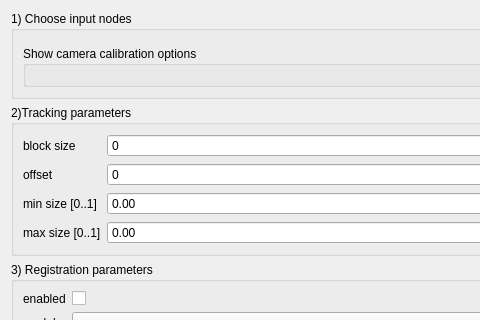
This is Code/Gui/MITK/Plugins/uk.ac.ucl.cmic.igitagtracker/src/internal/TagTrackerViewControls.ui in NifTK/NifTK as Qt 5 draws it before an edit; both pictures show x 0 to 480 and y 0 to 320 of the 594 by 841 pixel window. The edited form follows.
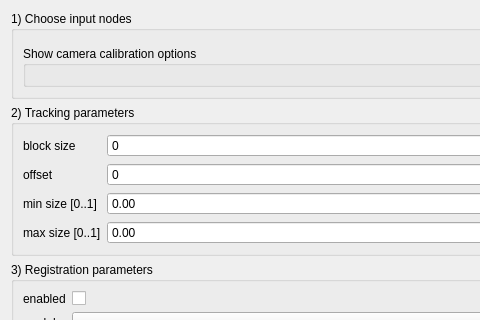
This is the edited form. Custom widgets are drawn as their Qt base class.

What changed in the file:
```diff
--- a/Code/Gui/MITK/Plugins/uk.ac.ucl.cmic.igitagtracker/src/internal/TagTrackerViewControls.ui
+++ b/Code/Gui/MITK/Plugins/uk.ac.ucl.cmic.igitagtracker/src/internal/TagTrackerViewControls.ui
@@ -47,7 +47,7 @@
      <item>
       <widget class="ctkCollapsibleGroupBox" name="groupBox_4">
        <property name="title">
-        <string>2)Tracking parameters</string>
+        <string>2) Tracking parameters</string>
        </property>
        <layout class="QHBoxLayout" name="horizontalLayout_4">
         <item>
```
